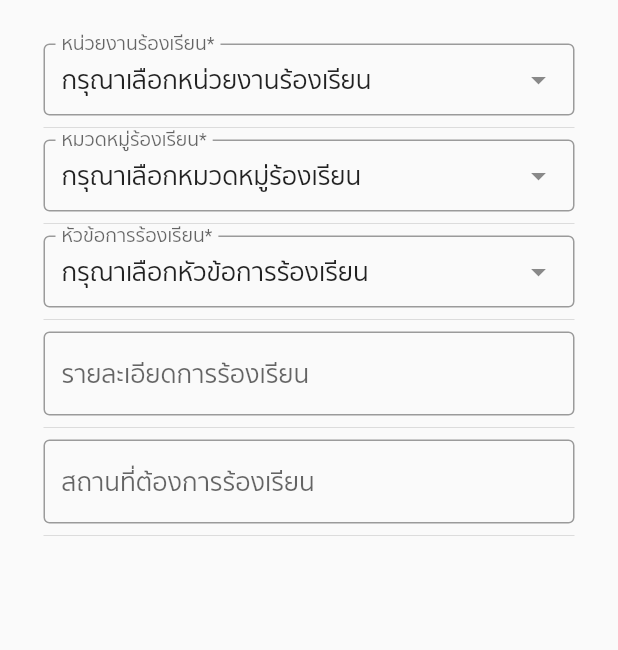
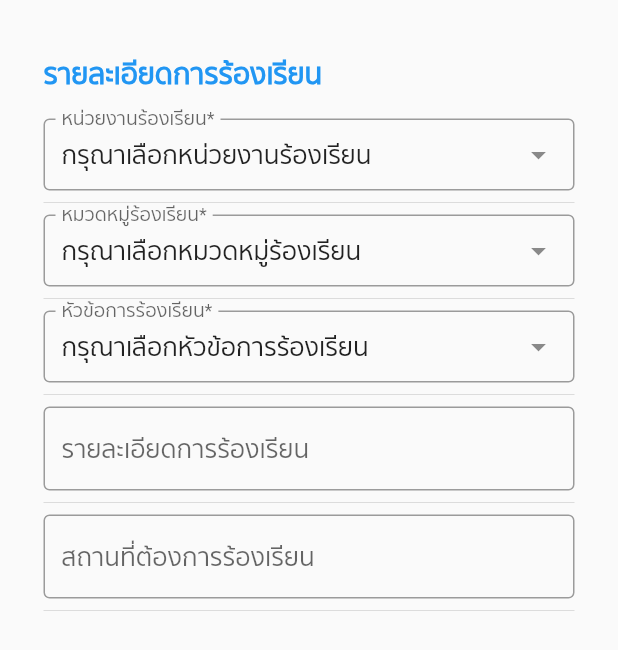
Before and after one commit to ittiwatwhangdee/Anamai, a Flutter app: the MyStatelessWidget screen opened directly, on a phone screen of 412 x 824 dp. Shown: the top 650 px of the screen. Run offline on Flutter 3.47's test engine with Material 2 defaults, Android fonts, the phone set to English and light mode, and no system bars; drawn by our look-alikes of dropdown_search; our stand-ins replace font_awesome_flutter.

Commit message:
add title dropdown search

```diff
--- a/anamai/lib/complaint_page.dart
+++ b/anamai/lib/complaint_page.dart
@@ -52,6 +52,17 @@ class MyStatelessWidget extends StatelessWidget {
                 key: _formKey,
                 autovalidateMode: AutovalidateMode.onUserInteraction,
                 child: ListView(padding: EdgeInsets.all(4), children: <Widget>[
+                  Container(
+                    padding: EdgeInsets.fromLTRB(0, 12, 8, 20),
+                    child: Text(
+                      'รายละเอียดการร้องเรียน',
+                      style: TextStyle(
+                          fontSize: 18,
+                          color: Colors.blue,
+                          fontWeight: FontWeight.bold),
+                    ),
+                  ),
+
                   ///หน่วยงานร้องเรียน
                   DropdownSearch<String>(
                     validator: (v) => v == null ? "กรุณาเลือกข้อมูล" : null,
```
